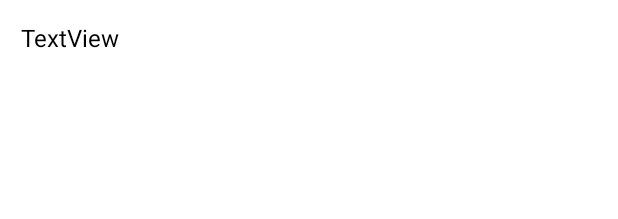
After one commit to RGA797/OPENLOG, an Android app: the layout dropdown_item.xml on its own in the app's theme, with its tools: preview values and no code run, on a phone screen of 412 x 824 dp. The commit adds this screen. Shown: the top 219 px of the screen. Run offline under Robolectric (Android 15) with nearby library versions, the phone set to English and light mode, and no system bars.

Commit message:
Dropdown til opretprofil

```diff
--- a/app/src/main/java/com/example/openlog/view/Opret_profil.kt
+++ b/app/src/main/java/com/example/openlog/view/Opret_profil.kt
@@ -5,6 +5,7 @@ import androidx.fragment.app.Fragment
 import android.view.LayoutInflater
 import android.view.View
 import android.view.ViewGroup
+import android.widget.ArrayAdapter
 import android.widget.Button
 import android.widget.EditText
 import android.widget.Toast
@@ -63,6 +64,11 @@ class Opret_profil : Fragment() {
                     })
             }
         }
+
+        //val languages = resources.getStringArray(R.array.Køn)
+        //val arrayAdapter = ArrayAdapter (requireContext(),R.layout.dropdown_item())
+
+
         return view
     }
 }
--- /dev/null
+++ b/app/src/main/res/layout/dropdown_item.xml
@@ -0,0 +1,10 @@
+<?xml version="1.0" encoding="utf-8"?>
+<TextView
+        android:text="TextView"
+        android:layout_width="match_parent"
+        android:layout_height="match_parent"
+        android:id="@+id/textView3"
+        android:padding="14dp"
+        android:textColor="@color/black"
+        android:textSize="16sp"
+        xmlns:android="http://schemas.android.com/apk/res/android"/>
--- a/app/src/main/res/values/strings.xml
+++ b/app/src/main/res/values/strings.xml
@@ -40,6 +40,7 @@
     <string-array name="Køn">
         <item>Dreng</item>
         <item>Pige</item>
+        <item>Andet</item>
     </string-array>
 
 </resources>
```
Also changed, not shown: app/src/main/res/layout/fragment_opret_profil.xml (+20 -0 lines).
